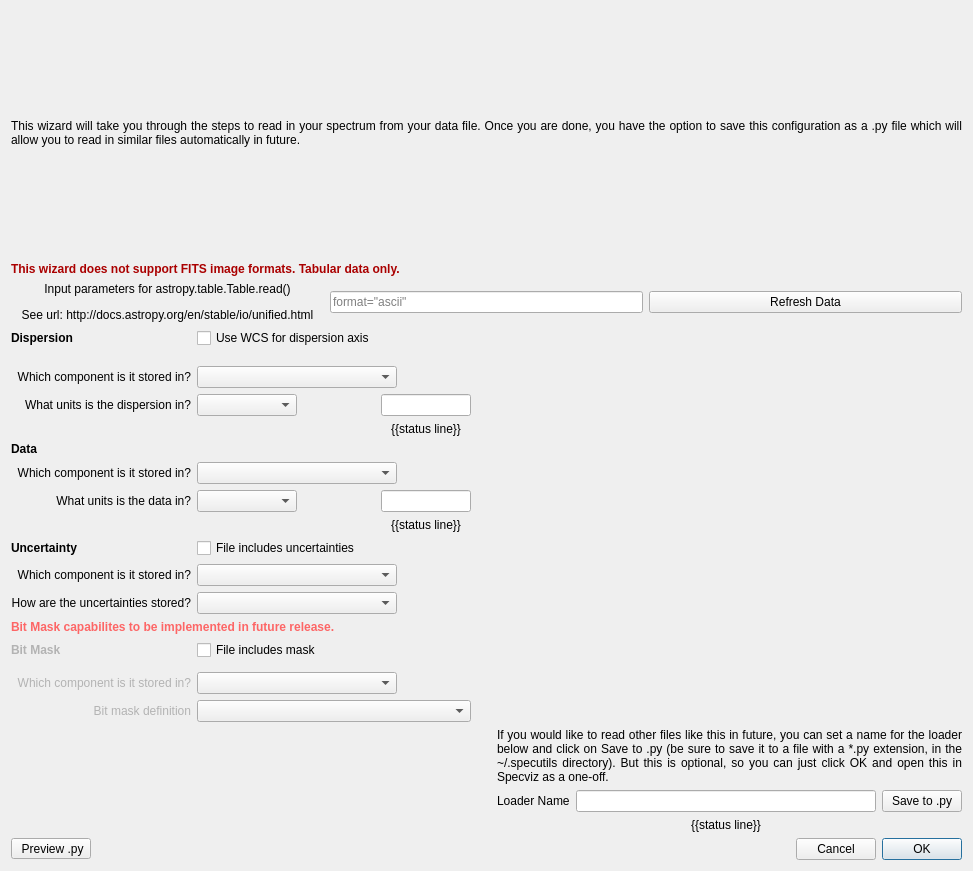
This is specviz/plugins/loader_wizard/loader_wizard.ui in spacetelescope/specviz as Qt 5 draws it before an edit. The edited form follows.
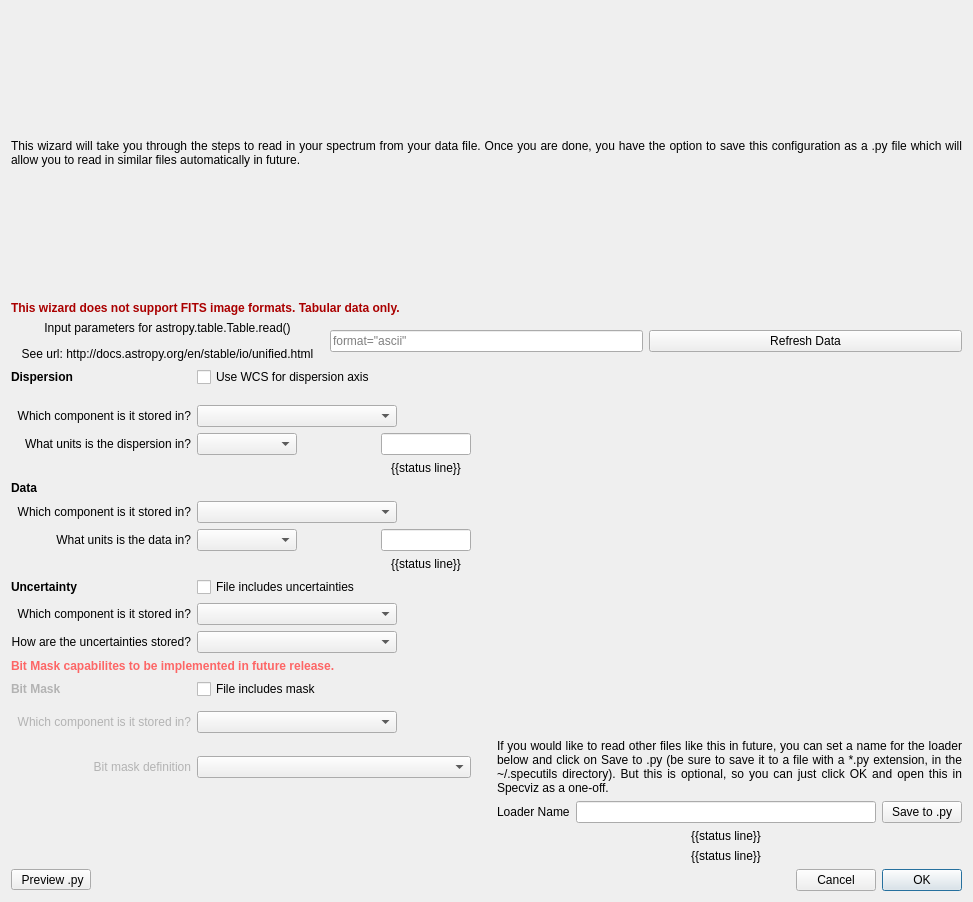
This is the edited form.

Commit message: changes to no allow saving if invalid units are found for either disperions or data fields, prints warning

```diff
--- a/specviz/plugins/loader_wizard/loader_wizard.ui
+++ b/specviz/plugins/loader_wizard/loader_wizard.ui
@@ -7,7 +7,7 @@
     <x>0</x>
     <y>0</y>
     <width>973</width>
-    <height>871</height>
+    <height>902</height>
    </rect>
   </property>
   <property name="windowTitle">
@@ -200,7 +200,7 @@
          </property>
         </widget>
        </item>
-       <item row="20" column="5">
+       <item row="21" column="5">
         <widget class="QLabel" name="label_loader_name_status">
          <property name="sizePolicy">
           <sizepolicy hsizetype="Preferred" vsizetype="Fixed">
@@ -304,6 +304,19 @@
          </property>
         </widget>
        </item>
+       <item row="17" column="4" colspan="3">
+        <widget class="QLabel" name="label_6">
+         <property name="text">
+          <string>&lt;html&gt;&lt;head/&gt;&lt;body&gt;&lt;p&gt;If you would like to read other files like this in future, you can set a name for the loader below and click on Save to .py (be sure to save it to a file with a *.py extension, in the ~/.specutils directory). But this is optional, so you can just click OK and open this in Specviz as a one-off.&lt;/p&gt;&lt;/body&gt;&lt;/html&gt;</string>
+         </property>
+         <property name="alignment">
+          <set>Qt::AlignBottom|Qt::AlignJustify</set>
+         </property>
+         <property name="wordWrap">
+          <bool>true</bool>
+         </property>
+        </widget>
+       </item>
        <item row="4" column="2">
         <widget class="QLineEdit" name="value_dispersion_units">
          <property name="sizePolicy">
@@ -539,19 +552,6 @@
          </property>
         </widget>
        </item>
-       <item row="16" column="4" rowspan="3" colspan="3">
-        <widget class="QLabel" name="label_6">
-         <property name="text">
-          <string>&lt;html&gt;&lt;head/&gt;&lt;body&gt;&lt;p&gt;If you would like to read other files like this in future, you can set a name for the loader below and click on Save to .py (be sure to save it to a file with a *.py extension, in the ~/.specutils directory). But this is optional, so you can just click OK and open this in Specviz as a one-off.&lt;/p&gt;&lt;/body&gt;&lt;/html&gt;</string>
-         </property>
-         <property name="alignment">
-          <set>Qt::AlignBottom|Qt::AlignJustify</set>
-         </property>
-         <property name="wordWrap">
-          <bool>true</bool>
-         </property>
-        </widget>
-       </item>
        <item row="13" column="0" colspan="2">
         <widget class="QLabel" name="label_9">
          <property name="text">
@@ -559,6 +559,16 @@
          </property>
         </widget>
        </item>
+       <item row="20" column="5">
+        <widget class="QLabel" name="label_unit_status">
+         <property name="text">
+          <string>{{status line}}</string>
+         </property>
+         <property name="alignment">
+          <set>Qt::AlignCenter</set>
+         </property>
+        </widget>
+       </item>
       </layout>
      </item>
     </layout>
```
The commit also changes 2 other files.
